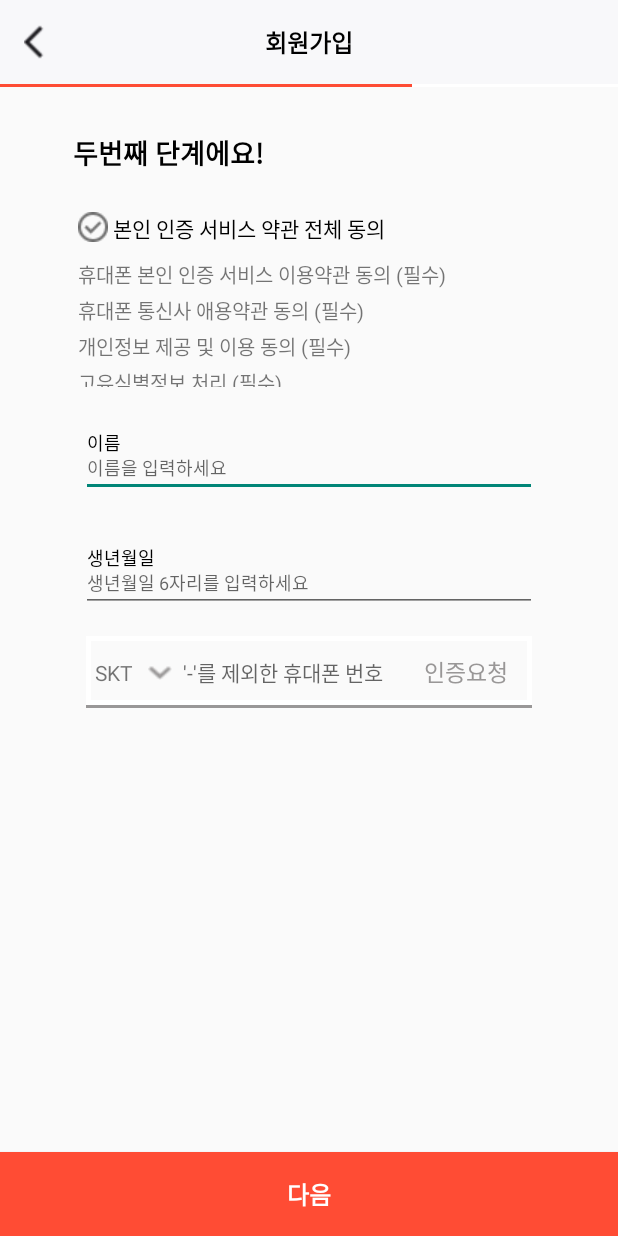
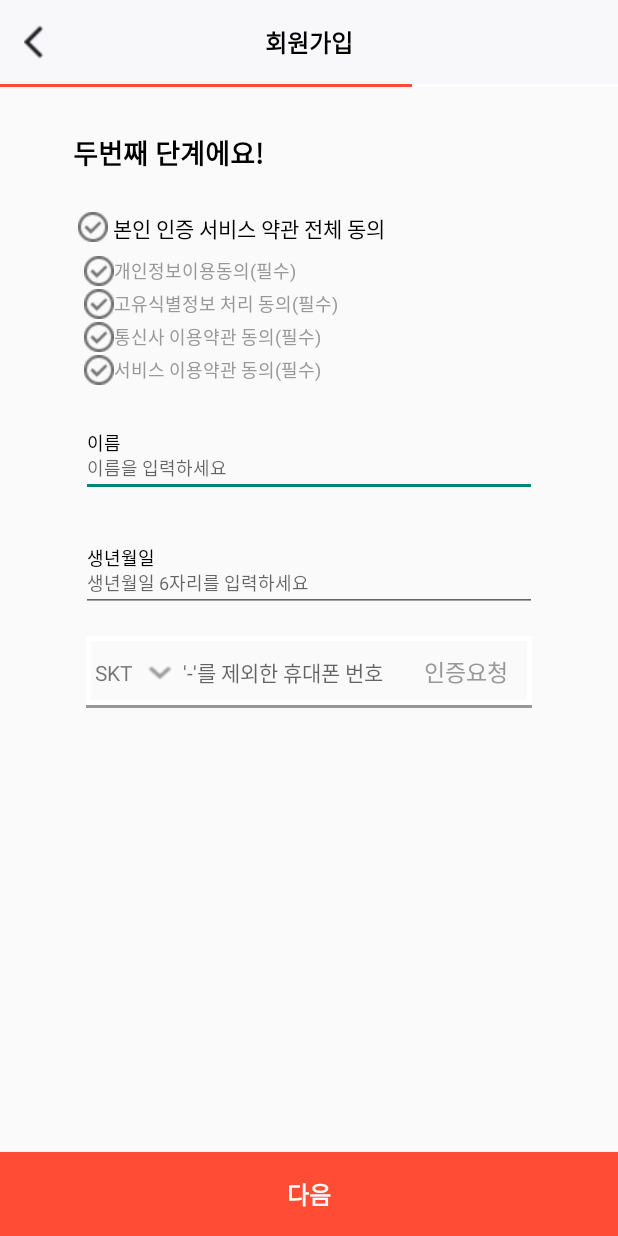
Before and after one commit to Lifolio/frontend, an Android app: the IdentityActivity screen opened directly, with no data from a screen before it, on a phone screen of 412 x 824 dp. Run offline under Robolectric (Android 15) with nearby library versions, the phone set to English and light mode, and no system bars; Roboto replaces fonts that are not available here.

Commit message:
Feat : "각 약관마다 체크박스 추가"

```diff
--- a/app/src/main/java/com/example/lifolio/SingUp/IdentityActivity.kt
+++ b/app/src/main/java/com/example/lifolio/SingUp/IdentityActivity.kt
@@ -19,15 +19,10 @@ import retrofit2.converter.gson.GsonConverterFactory
 
 class IdentityActivity : AppCompatActivity() {
     private lateinit var binding : ActivityIdentityBinding
-
-    var imm : InputMethodManager? = null
-
     override fun onCreate(savedInstanceState : Bundle?) {
         super.onCreate(savedInstanceState)
         binding = ActivityIdentityBinding.inflate(layoutInflater)
         setContentView(binding.root)
-
-        imm = getSystemService(android.content.Context.INPUT_METHOD_SERVICE) as InputMethodManager?
 
         val retrofit = Retrofit.Builder()// Retrofit2 사용을 위한 선언
             .baseUrl("https://www.lifolio.shop/")
@@ -44,7 +39,7 @@ class IdentityActivity : AppCompatActivity() {
         val handler = Handler(Looper.getMainLooper()) // Thread 를 사용 하기 위한 Handler 선언
 
         val checkBox = binding.identityAgreeCheckbox
-        checkBox.setOnClickListener {
+        checkBox.setOnClickListener { // 전체동의를 체크할때
             if (checkBox.isChecked()){ // 체크돼있으면 레이아웃 숨기기
                 binding.identityTermsConst.setVisibility(View.GONE)
             }
@@ -52,6 +47,52 @@ class IdentityActivity : AppCompatActivity() {
                 binding.identityTermsConst.setVisibility(View.VISIBLE)
             }
         }
+
+        val tos1Checkbox = binding.identityAgreeTos1Checkbox
+        val tos2Checkbox = binding.identityAgreeTos2Checkbox
+        val tos3Checkbox = binding.identityAgreeTos3Checkbox
+        val tos4Checkbox = binding.identityAgreeTos4Checkbox
+
+        tos1Checkbox.setOnClickListener{ // 전체 다 체크돼있으면 숨기기
+            if (tos1Checkbox.isChecked && tos2Checkbox.isChecked && tos3Checkbox.isChecked && tos4Checkbox.isChecked){
+                binding.identityTermsConst.setVisibility(View.GONE)
+                checkBox.isChecked = true
+            }
+            else{
+                binding.identityTermsConst.setVisibility(View.VISIBLE)
+            }
+        }
+
+        tos2Checkbox.setOnClickListener{ // 전체 다 체크돼있으면 숨기기
+            if (tos1Checkbox.isChecked && tos2Checkbox.isChecked && tos3Checkbox.isChecked && tos4Checkbox.isChecked){
+                binding.identityTermsConst.setVisibility(View.GONE)
+                checkBox.isChecked = true
+            }
+            else{
+                binding.identityTermsConst.setVisibility(View.VISIBLE)
+            }
+        }
+
+        tos3Checkbox.setOnClickListener{ // 전체 다 체크돼있으면 숨기기
+            if (tos1Checkbox.isChecked && tos2Checkbox.isChecked && tos3Checkbox.isChecked && tos4Checkbox.isChecked){
+                binding.identityTermsConst.setVisibility(View.GONE)
+                checkBox.isChecked = true
+            }
+            else{
+                binding.identityTermsConst.setVisibility(View.VISIBLE)
+            }
+        }
+
+        tos4Checkbox.setOnClickListener{ // 전체 다 체크돼있으면 숨기기
+            if (tos1Checkbox.isChecked && tos2Checkbox.isChecked && tos3Checkbox.isChecked && tos4Checkbox.isChecked){
+                binding.identityTermsConst.setVisibility(View.GONE)
+                checkBox.isChecked = true
+            }
+            else{
+                binding.identityTermsConst.setVisibility(View.VISIBLE)
+            }
+        }
+
 
         val selectTelecom = binding.identitySelectTelecomBtn
         val telecom = arrayOf("SKT","KT","LG")
@@ -161,10 +202,4 @@ class IdentityActivity : AppCompatActivity() {
         }
     }
 
-    fun hideKeyboard(v : View){
-        if(v != null){
-            imm?.hideSoftInputFromWindow(v.windowToken,0)
-        }
-    }
-
 }
--- a/app/src/main/res/layout/activity_identity.xml
+++ b/app/src/main/res/layout/activity_identity.xml
@@ -2,6 +2,7 @@
 <androidx.constraintlayout.widget.ConstraintLayout
     xmlns:android="http://schemas.android.com/apk/res/android"
     xmlns:app="http://schemas.android.com/apk/res-auto"
+    xmlns:tools="http://schemas.android.com/tools"
     android:layout_width="match_parent"
     android:layout_height="match_parent">
 
@@ -98,45 +99,56 @@
         app:layout_constraintStart_toStartOf="parent"
         app:layout_constraintTop_toBottomOf="@+id/identity_agree_checkbox">
 
-        <TextView
-            android:id="@+id/identity_text2_tv"
+        <CheckBox
+            android:id="@+id/identity_agree_tos1_checkbox"
             android:layout_width="wrap_content"
             android:layout_height="wrap_content"
-            android:layout_marginTop="2dp"
-            android:text="휴대폰 본인 인증 서비스 이용약관 동의 (필수)"
-            android:textSize="13sp"
+            android:layout_marginStart="4dp"
+            android:button="@drawable/identity_agreecheckbox"
+            android:text="개인정보이용동의(필수)"
+            android:textColor="#999797"
+            android:textSize="12sp"
             app:layout_constraintStart_toStartOf="parent"
             app:layout_constraintTop_toTopOf="parent" />
 
-        <TextView
-            android:id="@+id/identity_text3_tv"
+        <CheckBox
+            android:id="@+id/identity_agree_tos2_checkbox"
             android:layout_width="wrap_content"
             android:layout_height="wrap_content"
-            android:layout_marginTop="3dp"
-            android:text="휴대폰 통신사 애용약관 동의 (필수)"
-            android:textSize="13sp"
+            android:layout_marginStart="4dp"
+            android:layout_marginTop="2dp"
+            android:button="@drawable/identity_agreecheckbox"
+            android:text="고유식별정보 처리 동의(필수)"
+            android:textColor="#999797"
+            android:textSize="12sp"
             app:layout_constraintStart_toStartOf="parent"
-            app:layout_constraintTop_toBottomOf="@+id/identity_text2_tv" />
+            app:layout_constraintTop_toBottomOf="@+id/identity_agree_tos1_checkbox" />
 
-        <TextView
-            android:id="@+id/identity_text4_tv"
+        <CheckBox
+            android:id="@+id/identity_agree_tos3_checkbox"
             android:layout_width="wrap_content"
             android:layout_height="wrap_content"
-            android:layout_marginTop="3dp"
-            android:text="개인정보 제공 및 이용 동의 (필수)"
-            android:textSize="13sp"
+            android:layout_marginStart="4dp"
+            android:layout_marginTop="2dp"
+            android:button="@drawable/identity_agreecheckbox"
+            android:text="통신사 이용약관 동의(필수)"
+            android:textColor="#999797"
+            android:textSize="12sp"
             app:layout_constraintStart_toStartOf="parent"
-            app:layout_constraintTop_toBottomOf="@+id/identity_text3_tv" />
+            app:layout_constraintTop_toBottomOf="@+id/identity_agree_tos2_checkbox" />
 
-        <TextView
-            android:id="@+id/identity_text5_tv"
+        <CheckBox
+            android:id="@+id/identity_agree_tos4_checkbox"
             android:layout_width="wrap_content"
             android:layout_height="wrap_content"
-            android:layout_marginTop="3dp"
-            android:text="고유식별정보 처리 (필수)"
-            android:textSize="13sp"
+            android:layout_marginStart="4dp"
+            android:layout_marginTop="2dp"
+            android:button="@drawable/identity_agreecheckbox"
+            android:text="서비스 이용약관 동의(필수)"
+            android:textColor="#999797"
+            android:textSize="12sp"
             app:layout_constraintStart_toStartOf="parent"
-            app:layout_constraintTop_toBottomOf="@+id/identity_text4_tv" />
+            app:layout_constraintTop_toBottomOf="@+id/identity_agree_tos3_checkbox" />
 
     </androidx.constraintlayout.widget.ConstraintLayout>
 
```
